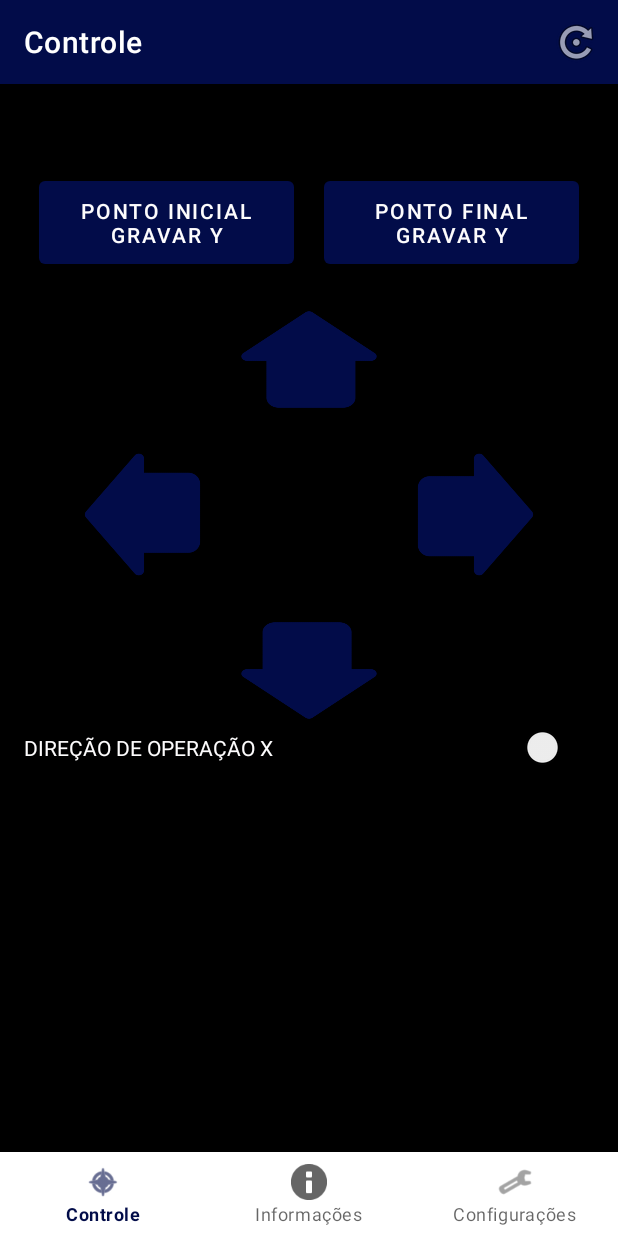
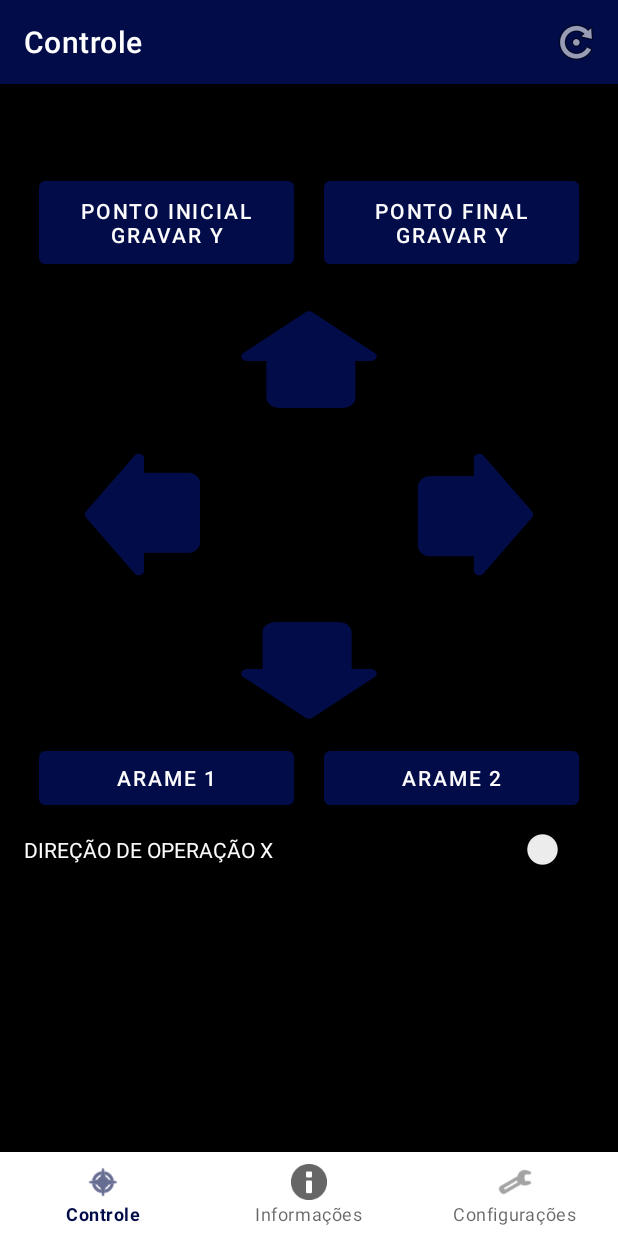
Before and after one commit to gersondev2020/Chapisco_Robot_App, an Android app: the screen it shows after launch (MainActivity), on a phone screen of 412 x 824 dp. Run offline under Robolectric (Android 15) with nearby library versions, the phone set to English and light mode, and no system bars; our stand-ins replace navigation-ui.

```diff
--- a/app/src/main/java/com/gautomation/chapiscorobot/MainActivity.java
+++ b/app/src/main/java/com/gautomation/chapiscorobot/MainActivity.java
@@ -9,6 +9,9 @@ import androidx.navigation.NavController;
 import androidx.navigation.Navigation;
 import androidx.navigation.ui.AppBarConfiguration;
 import androidx.navigation.ui.NavigationUI;
+
+import retrofit2.Retrofit;
+import retrofit2.converter.gson.GsonConverterFactory;
 
 public class MainActivity extends AppCompatActivity {
 
@@ -25,6 +28,8 @@ public class MainActivity extends AppCompatActivity {
         NavController navController = Navigation.findNavController(this, R.id.nav_host_fragment);
         NavigationUI.setupActionBarWithNavController(this, navController, appBarConfiguration);
         NavigationUI.setupWithNavController(navView, navController);
+
+
     }
 
 }
--- a/app/src/main/java/com/gautomation/chapiscorobot/api/Config_Chapisco_Service.java
+++ b/app/src/main/java/com/gautomation/chapiscorobot/api/Config_Chapisco_Service.java
@@ -1,6 +1,6 @@
 package com.gautomation.chapiscorobot.api;
 
-import com.gautomation.chapiscorobot.model.Config_Chapisco;
+import com.gautomation.chapiscorobot.model.Get_Dados;
 import com.gautomation.chapiscorobot.model.ControManual;
 import com.gautomation.chapiscorobot.model.SalvarConfig;
 import com.gautomation.chapiscorobot.model.ValorFinal;
@@ -14,7 +14,7 @@ import retrofit2.http.POST;
 
 public interface Config_Chapisco_Service {
     @GET("getdados")
-    Call<Config_Chapisco> RecuperaConfiguraoes();
+    Call<Get_Dados> RecuperaConfiguraoes();
 
 //    @POST("config")
 //    Call<SalvarConfig> SalvaConfiguracoes(@Body SalvarConfig salvarConfig);
--- a/app/src/main/java/com/gautomation/chapiscorobot/model/Config_Chapisco.java
+++ b/app/src/main/java/com/gautomation/chapiscorobot/model/Get_Dados.java
@@ -1,6 +1,6 @@
 package com.gautomation.chapiscorobot.model;
 
-public class Config_Chapisco {
+public class Get_Dados {
 
     private String VALORINICIAL;
     private String VALORFINAL;
--- a/app/src/main/res/layout/fragment_controle.xml
+++ b/app/src/main/res/layout/fragment_controle.xml
@@ -127,10 +127,11 @@
                     android:layout_width="100dp"
                     android:layout_height="100dp"
                     android:layout_margin="16dp"
-
                     android:layout_weight="1"
+                    android:rotation="0"
+                    android:rotationX="0"
                     android:text="Iniciar Chapisco"
-                    android:textSize="10sp" />
+                    android:textSize="11sp" />
 
                 <Button
                     android:id="@+id/btnXmais"
@@ -147,6 +148,30 @@
                 android:background="@drawable/setaparacima"
                 android:textSize="25dp" />
 
+            <LinearLayout
+                android:layout_width="match_parent"
+                android:layout_height="match_parent"
+                android:layout_margin="10dp"
+                android:orientation="horizontal">
+
+                <Button
+                    android:id="@+id/btnArame1"
+                    android:layout_width="wrap_content"
+                    android:layout_height="wrap_content"
+                    android:layout_marginRight="10dp"
+                    android:layout_weight="1"
+                    android:text="Arame 1" />
+
+                <Button
+                    android:id="@+id/btnArame2"
+                    android:layout_width="wrap_content"
+                    android:layout_height="wrap_content"
+                    android:layout_marginLeft="10dp"
+                    android:layout_weight="1"
+                    android:text="Arame 2" />
+
+            </LinearLayout>
+
             <Switch
                 android:id="@+id/sw"
                 android:layout_width="match_parent"
--- a/app/src/main/res/values/colors.xml
+++ b/app/src/main/res/values/colors.xml
@@ -7,6 +7,6 @@
     <color name="teal_700">#FF018786</color>
     <color name="black">#FF000000</color>
     <color name="white">#FDFCFD</color>
-    <color name="BTNON">#750310</color>
-    <color name="BTNOFF">#049104</color>
+    <color name="BTNON">#F6112B</color>
+    <color name="BTNOFF">#03F603</color>
 </resources>
```
Also changed, not shown: app/src/main/java/com/gautomation/chapiscorobot/RecumperarDados.java (added, +44 -0 lines), app/src/main/java/com/gautomation/chapiscorobot/ui/config/ConfigFragment.java (+6 -8 lines), app/src/main/java/com/gautomation/chapiscorobot/ui/controle/ControleFragment.java (+116 -64 lines), app/src/main/java/com/gautomation/chapiscorobot/ui/info/InfoFragment.java (+26 -17 lines).
